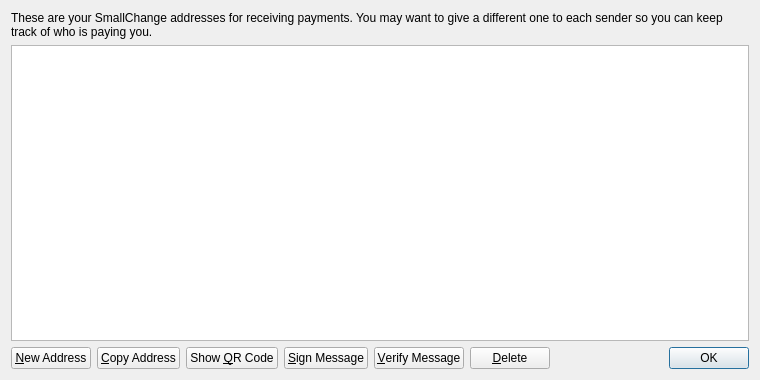
This is src/qt/forms/addressbookpage.ui in betcoinproject/betcoin as Qt 5 draws it before an edit. The edited form follows.
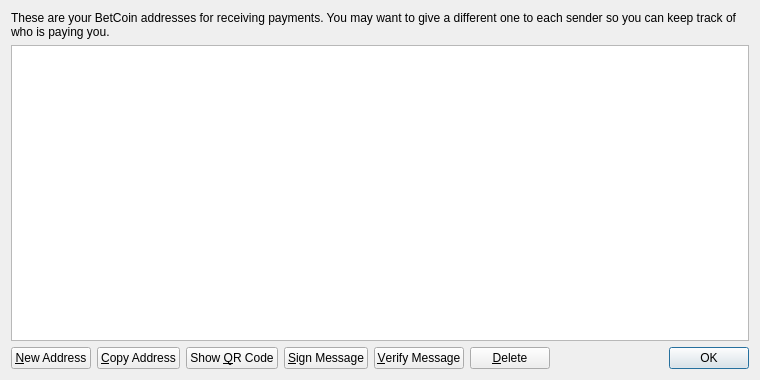
This is the edited form. Icons and pictures are not drawn.

```diff
--- a/src/qt/forms/addressbookpage.ui
+++ b/src/qt/forms/addressbookpage.ui
@@ -17,7 +17,7 @@
    <item>
     <widget class="QLabel" name="labelExplanation">
      <property name="text">
-      <string>These are your SmallChange addresses for receiving payments. You may want to give a different one to each sender so you can keep track of who is paying you.</string>
+      <string>These are your BetCoin addresses for receiving payments. You may want to give a different one to each sender so you can keep track of who is paying you.</string>
      </property>
      <property name="textFormat">
       <enum>Qt::PlainText</enum>
```
